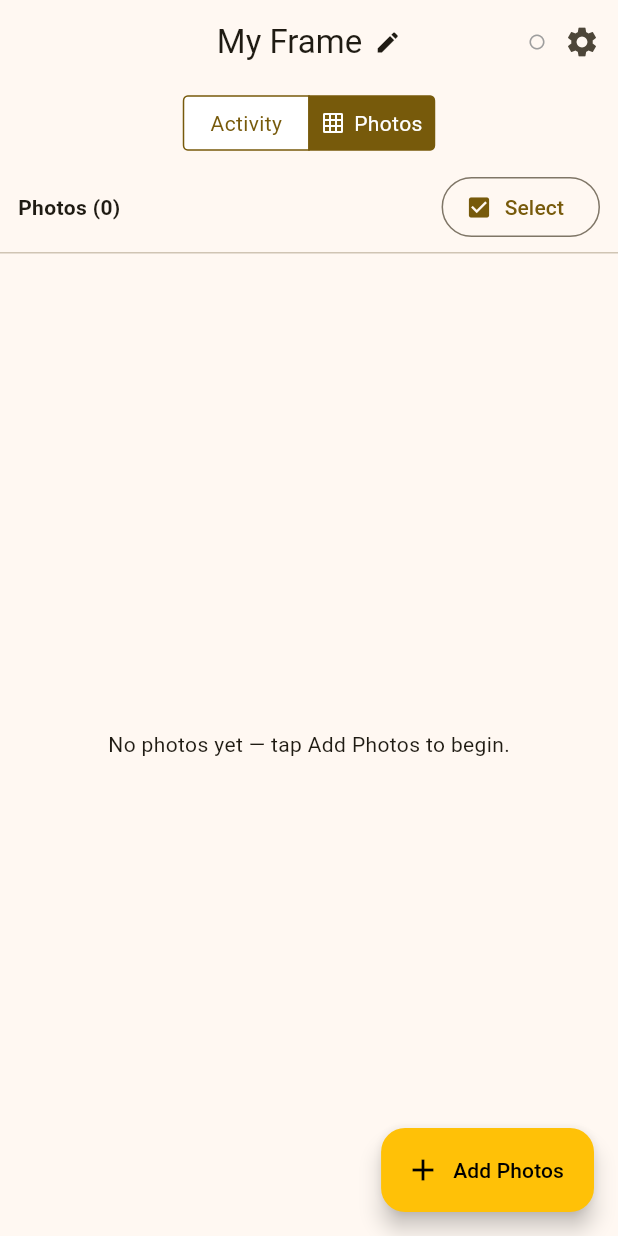
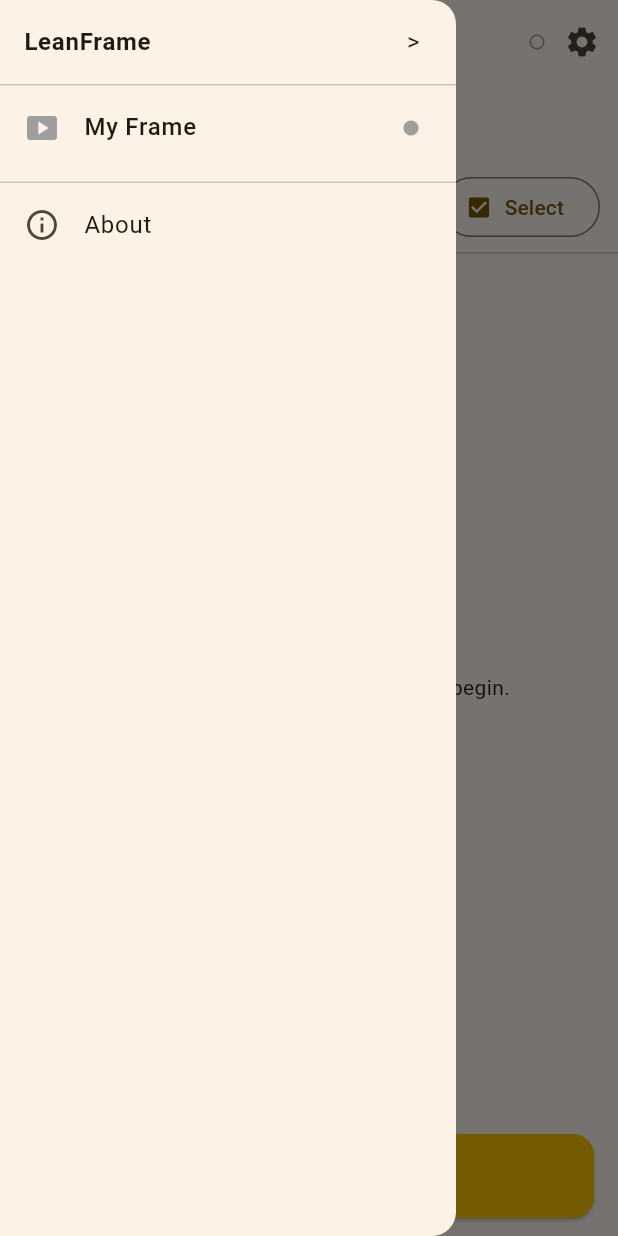
Before and after one commit to Pratiquea/LeanFrame, a Flutter app: the screen it shows after launch, with the side drawer open (before the commit the screen has no drawer), on a phone screen of 412 x 824 dp. Run offline on Flutter 3.47's test engine with Material 3 defaults, Android fonts, the phone set to English and light mode, and no system bars; our stand-ins replace file_picker.

Commit message:
UI improvement: segmentcontrol position change, and single add photo method

```diff
--- a/mobile/leanframe_uploader_flutter/lib/main.dart
+++ b/mobile/leanframe_uploader_flutter/lib/main.dart
@@ -108,7 +108,7 @@ class InheritedAppState extends InheritedNotifier<AppState> {
 }
 
 /// ----------------------------------------------------------------------------
-/// Home (system picker only)
+/// Home (system picker; new UI tweaks)
 /// ----------------------------------------------------------------------------
 class HomeScreen extends StatefulWidget {
   const HomeScreen({super.key});
@@ -125,12 +125,24 @@ class _HomeScreenState extends State<HomeScreen> {
   Widget build(BuildContext context) {
     final state = InheritedAppState.of(context);
 
+    final Color statusBarColor = state.connected ? Colors.green.shade600 : Colors.grey.shade600;
+    final Color statusBarText = Colors.white;
+
     return Scaffold(
+      // 2) Hamburger menu (Drawer)
+      drawer: const _AppDrawer(),
+
       appBar: AppBar(
         title: Row(
           mainAxisSize: MainAxisSize.min,
           children: [
-            Flexible(child: Text(state.frameName, overflow: TextOverflow.ellipsis)),
+            Flexible(
+              child: Text(
+                state.frameName,
+                overflow: TextOverflow.ellipsis,
+                style: const TextStyle(fontWeight: FontWeight.w600),
+              ),
+            ),
             const SizedBox(width: 8),
             InkWell(
               onTap: () async {
@@ -143,6 +155,7 @@ class _HomeScreenState extends State<HomeScreen> {
         ),
         centerTitle: true,
         actions: [
+          // ✅ Keep this little connection dot next to the gear icon
           Icon(
             state.connected ? Icons.circle : Icons.circle_outlined,
             color: state.connected ? Colors.green : Colors.grey,
@@ -172,6 +185,7 @@ class _HomeScreenState extends State<HomeScreen> {
         ],
       ),
 
+
       body: Column(
         children: [
           const SizedBox(height: 8),
@@ -181,15 +195,19 @@ class _HomeScreenState extends State<HomeScreen> {
               groupValue: tab,
               onValueChanged: (v) => setState(() => tab = v),
               children: const {
-                HubTab.activity: Padding(padding: EdgeInsets.all(8), child: Text("Activity")),
                 HubTab.photos: Padding(
                   padding: EdgeInsets.all(8),
                   child: Row(mainAxisSize: MainAxisSize.min, children: [
                     Icon(Icons.grid_on, size: 16), SizedBox(width: 6), Text("Photos")
                   ]),
                 ),
+                HubTab.activity: Padding(
+                  padding: EdgeInsets.all(8),
+                  child: Text("Activity"),
+                ),
               },
             ),
+
           ),
           const SizedBox(height: 8),
           if (tab == HubTab.photos)
@@ -203,13 +221,26 @@ class _HomeScreenState extends State<HomeScreen> {
         ],
       ),
 
-      // System picker + upload
-      floatingActionButton: FloatingActionButton.extended(
-        backgroundColor: Colors.amber,
-        foregroundColor: Colors.black,
-        icon: const Icon(Icons.add),
-        label: const Text("Add Photos"),
-        onPressed: () async => _runSystemPickerFlow(context),
+      // 1) Wide "Add Photos" bottom button (nearly full width with side padding)
+      bottomNavigationBar: SafeArea(
+        top: false,
+        child: Padding(
+          padding: const EdgeInsets.fromLTRB(16, 8, 16, 12), // leaves space left & right
+          child: SizedBox(
+            width: double.infinity,
+            height: 56,
+            child: ElevatedButton.icon(
+              style: ElevatedButton.styleFrom(
+                backgroundColor: Colors.amber,
+                foregroundColor: Colors.black,
+                shape: RoundedRectangleBorder(borderRadius: BorderRadius.circular(14)),
+              ),
+              onPressed: () async => _runSystemPickerFlow(context),
+              icon: const Icon(Icons.add),
+              label: const Text("Add Photos"),
+            ),
+          ),
+        ),
       ),
     );
   }
@@ -257,6 +288,68 @@ class _HomeScreenState extends State<HomeScreen> {
     if (!mounted) return;
     ScaffoldMessenger.of(context).showSnackBar(
       SnackBar(content: Text("Uploaded $ok file(s)${fail > 0 ? ", $fail failed" : ""}")),
+    );
+  }
+}
+
+/// Drawer with two sections:
+///  - Section 1: App name + '>' right-aligned
+///  - Section 2: Frame name + green/gray indicator
+class _AppDrawer extends StatelessWidget {
+  const _AppDrawer();
+
+  @override
+  Widget build(BuildContext context) {
+    final state = InheritedAppState.of(context);
+    final dotColor = state.connected ? Colors.green : Colors.grey;
+
+    return Drawer(
+      child: SafeArea(
+        child: ListView(
+          padding: EdgeInsets.zero,
+          children: [
+            // Section 1
+            ListTile(
+              title: Row(
+                children: [
+                  const Expanded(
+                    child: Text(
+                      "LeanFrame",
+                      style: TextStyle(fontWeight: FontWeight.w600, fontSize: 16),
+                    ),
+                  ),
+                  const Text(">", style: TextStyle(fontSize: 16)),
+                ],
+              ),
+              onTap: () => Navigator.pop(context), // no-op; reserved for future
+            ),
+            const Divider(height: 1),
+
+            // Section 2
+            ListTile(
+              leading: Icon(Icons.smart_display, color: dotColor),
+              title: Text(
+                state.frameName,
+                style: const TextStyle(fontWeight: FontWeight.w500),
+              ),
+              trailing: Icon(
+                Icons.circle,
+                color: dotColor,
+                size: 12,
+              ),
+              onTap: () => Navigator.pop(context),
+            ),
+
+            // (Optional) More items later:
+            const SizedBox(height: 8),
+            const Divider(height: 1),
+            const ListTile(
+              leading: Icon(Icons.info_outline),
+              title: Text("About"),
+            ),
+          ],
+        ),
+      ),
     );
   }
 }
```
